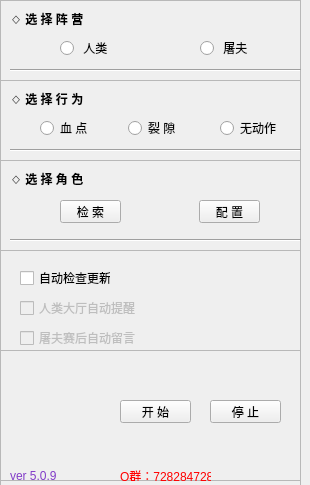
Above: DBDAutoScriptUI.ui from maskrs/- before the change. Below: the same form after it.
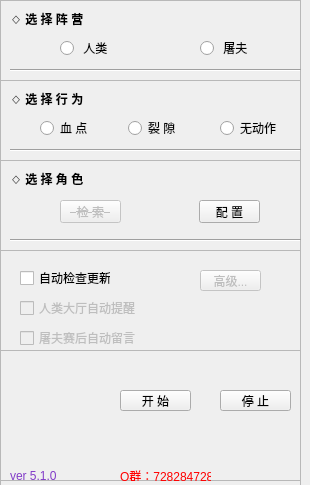
That is the form after the change. Icons and pictures are not drawn.

```diff
--- a/DBDAutoScriptUI.ui
+++ b/DBDAutoScriptUI.ui
@@ -222,6 +222,9 @@
       </property>
      </widget>
      <widget class="QPushButton" name="pb_research">
+      <property name="enabled">
+       <bool>false</bool>
+      </property>
       <property name="geometry">
        <rect>
         <x>60</x>
@@ -230,8 +233,13 @@
         <height>23</height>
        </rect>
       </property>
+      <property name="font">
+       <font>
+        <strikeout>true</strikeout>
+       </font>
+      </property>
       <property name="text">
-       <string>检 索</string>
+       <string>  检 索  </string>
       </property>
      </widget>
      <widget class="QPushButton" name="pb_select_cfg">
@@ -321,6 +329,38 @@
        <string>屠夫赛后自动留言</string>
       </property>
      </widget>
+     <widget class="QPushButton" name="pb_advanced">
+      <property name="enabled">
+       <bool>false</bool>
+      </property>
+      <property name="geometry">
+       <rect>
+        <x>200</x>
+        <y>20</y>
+        <width>61</width>
+        <height>21</height>
+       </rect>
+      </property>
+      <property name="sizePolicy">
+       <sizepolicy hsizetype="Minimum" vsizetype="Fixed">
+        <horstretch>0</horstretch>
+        <verstretch>0</verstretch>
+       </sizepolicy>
+      </property>
+      <property name="font">
+       <font>
+        <weight>50</weight>
+        <italic>false</italic>
+        <bold>false</bold>
+       </font>
+      </property>
+      <property name="text">
+       <string>高级...</string>
+      </property>
+      <property name="checkable">
+       <bool>false</bool>
+      </property>
+     </widget>
     </widget>
     <widget class="QFrame" name="frame_6">
      <property name="geometry">
@@ -341,9 +381,9 @@
       <property name="geometry">
        <rect>
         <x>120</x>
-        <y>50</y>
+        <y>40</y>
         <width>71</width>
-        <height>23</height>
+        <height>21</height>
        </rect>
       </property>
       <property name="text">
@@ -353,10 +393,10 @@
      <widget class="QPushButton" name="pb_stop">
       <property name="geometry">
        <rect>
-        <x>210</x>
-        <y>50</y>
+        <x>220</x>
+        <y>40</y>
         <width>71</width>
-        <height>23</height>
+        <height>21</height>
        </rect>
       </property>
       <property name="text">
@@ -403,7 +443,7 @@
        <string notr="true">color: rgb(130, 60, 200);</string>
       </property>
       <property name="text">
-       <string>ver 5.0.9</string>
+       <string>ver 5.1.0</string>
       </property>
      </widget>
      <widget class="QLabel" name="lb_message">
```
